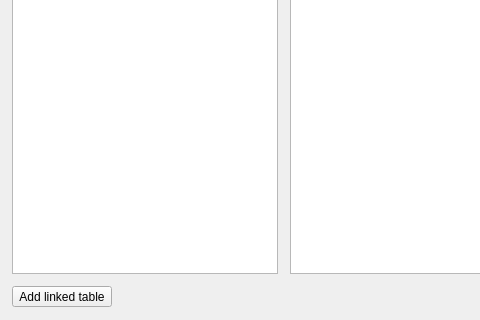
First picture: the form in ui/import_csv_dialogue.ui, repository szchkt/leaklog, before the edit; both pictures show x 0 to 480 and y 280 to 600 of the 941 by 600 pixel window.
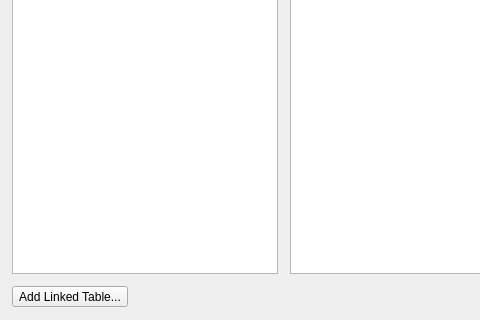
Second picture: the form after the edit. Icons and pictures are not drawn.

Patch:
```diff
--- a/ui/import_csv_dialogue.ui
+++ b/ui/import_csv_dialogue.ui
@@ -93,7 +93,7 @@
    <item row="3" column="1">
     <widget class="QToolButton" name="add_linked_table_btn">
      <property name="text">
-      <string>Add linked table</string>
+      <string>Add Linked Table...</string>
      </property>
     </widget>
    </item>
```
Left out of the diff: 4 changed lines with no effect on the pictures.
